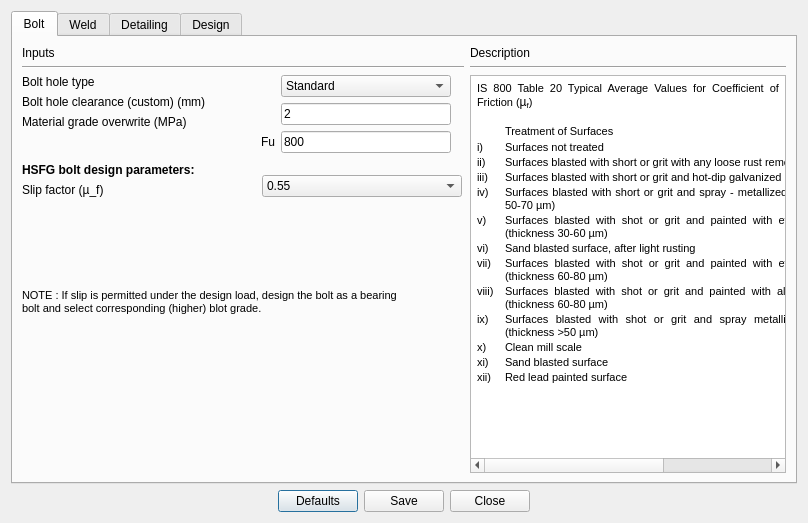
This is Connections/Shear/SeatedAngle/ui_design_preferences.ui in GreatDevelopers/osdag-core as Qt 5 draws it before an edit. The edited form follows.
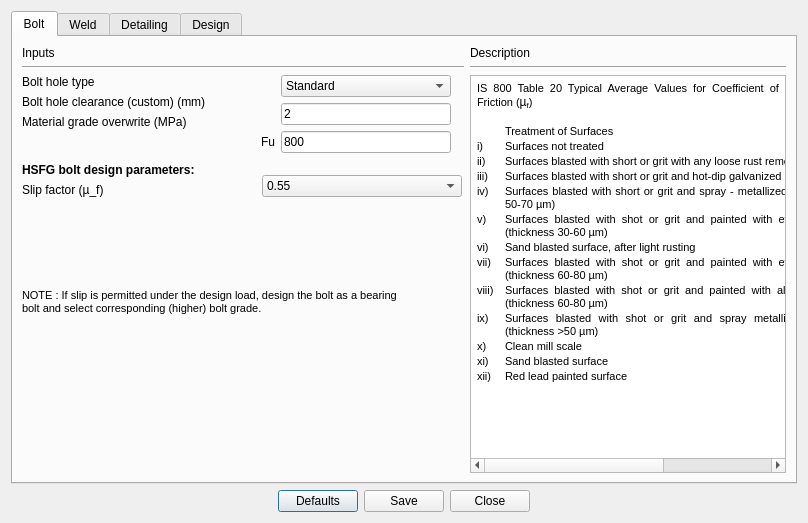
This is the edited form.

The edit to the form file:
```diff
--- a/Connections/Shear/SeatedAngle/ui_design_preferences.ui
+++ b/Connections/Shear/SeatedAngle/ui_design_preferences.ui
@@ -344,104 +344,104 @@
             <string>&lt;!DOCTYPE HTML PUBLIC &quot;-//W3C//DTD HTML 4.0//EN&quot; &quot;http://www.w3.org/TR/REC-html40/strict.dtd&quot;&gt;
 &lt;html&gt;&lt;head&gt;&lt;meta name=&quot;qrichtext&quot; content=&quot;1&quot; /&gt;&lt;style type=&quot;text/css&quot;&gt;
 p, li { white-space: pre-wrap; }
-&lt;/style&gt;&lt;/head&gt;&lt;body style=&quot; font-family:'Sans Serif'; font-size:9pt; font-weight:400; font-style:normal;&quot;&gt;
+&lt;/style&gt;&lt;/head&gt;&lt;body style=&quot; font-family:'MS Shell Dlg 2'; font-size:7.8pt; font-weight:400; font-style:normal;&quot;&gt;
 &lt;table border=&quot;0&quot; style=&quot; margin-top:0px; margin-bottom:0px; margin-left:0px; margin-right:0px;&quot; cellspacing=&quot;2&quot; cellpadding=&quot;0&quot;&gt;
 &lt;tr&gt;
 &lt;td colspan=&quot;3&quot;&gt;
-&lt;p align=&quot;justify&quot; style=&quot; margin-top:12px; margin-bottom:12px; margin-left:0px; margin-right:0px; -qt-block-indent:0; text-indent:0px;&quot;&gt;&lt;span style=&quot; font-family:'MS Shell Dlg 2'; font-size:8pt;&quot;&gt;IS 800 Table 20 Typical Average Values for Coefficient of Friction (&lt;/span&gt;&lt;span style=&quot; font-family:'Calibri,sans-serif';&quot;&gt;µ&lt;/span&gt;&lt;span style=&quot; font-family:'Calibri,sans-serif'; vertical-align:sub;&quot;&gt;f&lt;/span&gt;&lt;span style=&quot; font-family:'MS Shell Dlg 2'; font-size:8pt;&quot;&gt;)&lt;/span&gt;&lt;/p&gt;&lt;/td&gt;&lt;/tr&gt;&lt;/table&gt;
-&lt;p align=&quot;justify&quot; style=&quot;-qt-paragraph-type:empty; margin-top:12px; margin-bottom:12px; margin-left:0px; margin-right:0px; -qt-block-indent:0; text-indent:0px; font-family:'MS Shell Dlg 2'; font-size:8pt;&quot;&gt;&lt;br /&gt;&lt;/p&gt;
+&lt;p align=&quot;justify&quot; style=&quot; margin-top:12px; margin-bottom:12px; margin-left:0px; margin-right:0px; -qt-block-indent:0; text-indent:0px;&quot;&gt;&lt;span style=&quot; font-size:8pt;&quot;&gt;IS 800 Table 20 Typical Average Values for Coefficient of Friction (&lt;/span&gt;&lt;span style=&quot; font-family:'Calibri,sans-serif'; font-size:9pt;&quot;&gt;µ&lt;/span&gt;&lt;span style=&quot; font-family:'Calibri,sans-serif'; font-size:9pt; vertical-align:sub;&quot;&gt;f&lt;/span&gt;&lt;span style=&quot; font-size:8pt;&quot;&gt;)&lt;/span&gt;&lt;/p&gt;&lt;/td&gt;&lt;/tr&gt;&lt;/table&gt;
+&lt;p align=&quot;justify&quot; style=&quot;-qt-paragraph-type:empty; margin-top:12px; margin-bottom:12px; margin-left:0px; margin-right:0px; -qt-block-indent:0; text-indent:0px; font-size:8pt;&quot;&gt;&lt;br /&gt;&lt;/p&gt;
 &lt;table border=&quot;0&quot; style=&quot; margin-top:0px; margin-bottom:0px; margin-left:0px; margin-right:0px;&quot; cellspacing=&quot;2&quot; cellpadding=&quot;0&quot;&gt;
 &lt;tr&gt;
 &lt;td width=&quot;26&quot;&gt;&lt;/td&gt;
 &lt;td width=&quot;383&quot;&gt;
-&lt;p align=&quot;justify&quot; style=&quot; margin-top:12px; margin-bottom:12px; margin-left:0px; margin-right:0px; -qt-block-indent:0; text-indent:0px;&quot;&gt;&lt;span style=&quot; font-family:'MS Shell Dlg 2'; font-size:8pt;&quot;&gt;Treatment of Surfaces&lt;/span&gt;&lt;/p&gt;&lt;/td&gt;
+&lt;p align=&quot;justify&quot; style=&quot; margin-top:12px; margin-bottom:12px; margin-left:0px; margin-right:0px; -qt-block-indent:0; text-indent:0px;&quot;&gt;&lt;span style=&quot; font-size:8pt;&quot;&gt;Treatment of Surfaces&lt;/span&gt;&lt;/p&gt;&lt;/td&gt;
 &lt;td width=&quot;78&quot;&gt;
-&lt;p align=&quot;justify&quot; style=&quot; margin-top:12px; margin-bottom:12px; margin-left:0px; margin-right:0px; -qt-block-indent:0; text-indent:0px;&quot;&gt;&lt;span style=&quot; font-family:'MS Shell Dlg 2'; font-size:8pt;&quot;&gt;  µ_f&lt;/span&gt;&lt;/p&gt;&lt;/td&gt;&lt;/tr&gt;
+&lt;p align=&quot;justify&quot; style=&quot; margin-top:12px; margin-bottom:12px; margin-left:0px; margin-right:0px; -qt-block-indent:0; text-indent:0px;&quot;&gt;&lt;span style=&quot; font-size:8pt;&quot;&gt;  µ_f&lt;/span&gt;&lt;/p&gt;&lt;/td&gt;&lt;/tr&gt;
 &lt;tr&gt;
 &lt;td&gt;
-&lt;p align=&quot;justify&quot; style=&quot; margin-top:12px; margin-bottom:12px; margin-left:0px; margin-right:0px; -qt-block-indent:0; text-indent:0px;&quot;&gt;&lt;span style=&quot; font-family:'MS Shell Dlg 2'; font-size:8pt;&quot;&gt;i)&lt;/span&gt;&lt;/p&gt;&lt;/td&gt;
+&lt;p align=&quot;justify&quot; style=&quot; margin-top:12px; margin-bottom:12px; margin-left:0px; margin-right:0px; -qt-block-indent:0; text-indent:0px;&quot;&gt;&lt;span style=&quot; font-size:8pt;&quot;&gt;i)&lt;/span&gt;&lt;/p&gt;&lt;/td&gt;
 &lt;td&gt;
-&lt;p align=&quot;justify&quot; style=&quot; margin-top:12px; margin-bottom:12px; margin-left:0px; margin-right:0px; -qt-block-indent:0; text-indent:0px;&quot;&gt;&lt;span style=&quot; font-family:'MS Shell Dlg 2'; font-size:8pt;&quot;&gt;Surfaces not treated&lt;/span&gt;&lt;/p&gt;&lt;/td&gt;
+&lt;p align=&quot;justify&quot; style=&quot; margin-top:12px; margin-bottom:12px; margin-left:0px; margin-right:0px; -qt-block-indent:0; text-indent:0px;&quot;&gt;&lt;span style=&quot; font-size:8pt;&quot;&gt;Surfaces not treated&lt;/span&gt;&lt;/p&gt;&lt;/td&gt;
 &lt;td&gt;
-&lt;p align=&quot;justify&quot; style=&quot; margin-top:12px; margin-bottom:12px; margin-left:0px; margin-right:0px; -qt-block-indent:0; text-indent:0px;&quot;&gt;&lt;span style=&quot; font-family:'MS Shell Dlg 2'; font-size:8pt;&quot;&gt;  0.2&lt;/span&gt;&lt;/p&gt;&lt;/td&gt;&lt;/tr&gt;
+&lt;p align=&quot;justify&quot; style=&quot; margin-top:12px; margin-bottom:12px; margin-left:0px; margin-right:0px; -qt-block-indent:0; text-indent:0px;&quot;&gt;&lt;span style=&quot; font-size:8pt;&quot;&gt;  0.2&lt;/span&gt;&lt;/p&gt;&lt;/td&gt;&lt;/tr&gt;
 &lt;tr&gt;
 &lt;td&gt;
-&lt;p align=&quot;justify&quot; style=&quot; margin-top:12px; margin-bottom:12px; margin-left:0px; margin-right:0px; -qt-block-indent:0; text-indent:0px;&quot;&gt;&lt;span style=&quot; font-family:'MS Shell Dlg 2'; font-size:8pt;&quot;&gt;ii)&lt;/span&gt;&lt;/p&gt;&lt;/td&gt;
+&lt;p align=&quot;justify&quot; style=&quot; margin-top:12px; margin-bottom:12px; margin-left:0px; margin-right:0px; -qt-block-indent:0; text-indent:0px;&quot;&gt;&lt;span style=&quot; font-size:8pt;&quot;&gt;ii)&lt;/span&gt;&lt;/p&gt;&lt;/td&gt;
 &lt;td&gt;
-&lt;p align=&quot;justify&quot; style=&quot; margin-top:12px; margin-bottom:12px; margin-left:0px; margin-right:0px; -qt-block-indent:0; text-indent:0px;&quot;&gt;&lt;span style=&quot; font-family:'MS Shell Dlg 2'; font-size:8pt;&quot;&gt;Surfaces blasted with short or grit with any loose rust removed, no pitting&lt;/span&gt;&lt;/p&gt;&lt;/td&gt;
+&lt;p align=&quot;justify&quot; style=&quot; margin-top:12px; margin-bottom:12px; margin-left:0px; margin-right:0px; -qt-block-indent:0; text-indent:0px;&quot;&gt;&lt;span style=&quot; font-size:8pt;&quot;&gt;Surfaces blasted with short or grit with any loose rust removed, no pitting&lt;/span&gt;&lt;/p&gt;&lt;/td&gt;
 &lt;td&gt;
-&lt;p align=&quot;justify&quot; style=&quot; margin-top:12px; margin-bottom:12px; margin-left:0px; margin-right:0px; -qt-block-indent:0; text-indent:0px;&quot;&gt;&lt;span style=&quot; font-family:'MS Shell Dlg 2'; font-size:8pt;&quot;&gt;  0.5&lt;/span&gt;&lt;/p&gt;&lt;/td&gt;&lt;/tr&gt;
+&lt;p align=&quot;justify&quot; style=&quot; margin-top:12px; margin-bottom:12px; margin-left:0px; margin-right:0px; -qt-block-indent:0; text-indent:0px;&quot;&gt;&lt;span style=&quot; font-size:8pt;&quot;&gt;  0.5&lt;/span&gt;&lt;/p&gt;&lt;/td&gt;&lt;/tr&gt;
 &lt;tr&gt;
 &lt;td&gt;
-&lt;p align=&quot;justify&quot; style=&quot; margin-top:12px; margin-bottom:12px; margin-left:0px; margin-right:0px; -qt-block-indent:0; text-indent:0px;&quot;&gt;&lt;span style=&quot; font-family:'MS Shell Dlg 2'; font-size:8pt;&quot;&gt;iii)&lt;/span&gt;&lt;/p&gt;&lt;/td&gt;
+&lt;p align=&quot;justify&quot; style=&quot; margin-top:12px; margin-bottom:12px; margin-left:0px; margin-right:0px; -qt-block-indent:0; text-indent:0px;&quot;&gt;&lt;span style=&quot; font-size:8pt;&quot;&gt;iii)&lt;/span&gt;&lt;/p&gt;&lt;/td&gt;
 &lt;td&gt;
-&lt;p align=&quot;justify&quot; style=&quot; margin-top:12px; margin-bottom:12px; margin-left:0px; margin-right:0px; -qt-block-indent:0; text-indent:0px;&quot;&gt;&lt;span style=&quot; font-family:'MS Shell Dlg 2'; font-size:8pt;&quot;&gt;Surfaces blasted with short or grit and hot-dip galvanized&lt;/span&gt;&lt;/p&gt;&lt;/td&gt;
+&lt;p align=&quot;justify&quot; style=&quot; margin-top:12px; margin-bottom:12px; margin-left:0px; margin-right:0px; -qt-block-indent:0; text-indent:0px;&quot;&gt;&lt;span style=&quot; font-size:8pt;&quot;&gt;Surfaces blasted with short or grit and hot-dip galvanized&lt;/span&gt;&lt;/p&gt;&lt;/td&gt;
 &lt;td&gt;
-&lt;p align=&quot;justify&quot; style=&quot; margin-top:12px; margin-bottom:12px; margin-left:0px; margin-right:0px; -qt-block-indent:0; text-indent:0px;&quot;&gt;&lt;span style=&quot; font-family:'MS Shell Dlg 2'; font-size:8pt;&quot;&gt;  0.1&lt;/span&gt;&lt;/p&gt;&lt;/td&gt;&lt;/tr&gt;
+&lt;p align=&quot;justify&quot; style=&quot; margin-top:12px; margin-bottom:12px; margin-left:0px; margin-right:0px; -qt-block-indent:0; text-indent:0px;&quot;&gt;&lt;span style=&quot; font-size:8pt;&quot;&gt;  0.1&lt;/span&gt;&lt;/p&gt;&lt;/td&gt;&lt;/tr&gt;
 &lt;tr&gt;
 &lt;td&gt;
-&lt;p align=&quot;justify&quot; style=&quot; margin-top:12px; margin-bottom:12px; margin-left:0px; margin-right:0px; -qt-block-indent:0; text-indent:0px;&quot;&gt;&lt;span style=&quot; font-family:'MS Shell Dlg 2'; font-size:8pt;&quot;&gt;iv)&lt;/span&gt;&lt;/p&gt;&lt;/td&gt;
+&lt;p align=&quot;justify&quot; style=&quot; margin-top:12px; margin-bottom:12px; margin-left:0px; margin-right:0px; -qt-block-indent:0; text-indent:0px;&quot;&gt;&lt;span style=&quot; font-size:8pt;&quot;&gt;iv)&lt;/span&gt;&lt;/p&gt;&lt;/td&gt;
 &lt;td&gt;
-&lt;p align=&quot;justify&quot; style=&quot; margin-top:12px; margin-bottom:12px; margin-left:0px; margin-right:0px; -qt-block-indent:0; text-indent:0px;&quot;&gt;&lt;span style=&quot; font-family:'MS Shell Dlg 2'; font-size:8pt;&quot;&gt;Surfaces blasted with short or grit and spray - metallized with zinc (thickness 50-70 µm)&lt;/span&gt;&lt;/p&gt;&lt;/td&gt;
+&lt;p align=&quot;justify&quot; style=&quot; margin-top:12px; margin-bottom:12px; margin-left:0px; margin-right:0px; -qt-block-indent:0; text-indent:0px;&quot;&gt;&lt;span style=&quot; font-size:8pt;&quot;&gt;Surfaces blasted with short or grit and spray - metallized with zinc (thickness 50-70 µm)&lt;/span&gt;&lt;/p&gt;&lt;/td&gt;
 &lt;td&gt;
-&lt;p align=&quot;justify&quot; style=&quot; margin-top:12px; margin-bottom:12px; margin-left:0px; margin-right:0px; -qt-block-indent:0; text-indent:0px;&quot;&gt;&lt;span style=&quot; font-family:'MS Shell Dlg 2'; font-size:8pt;&quot;&gt;  0.25&lt;/span&gt;&lt;/p&gt;&lt;/td&gt;&lt;/tr&gt;
+&lt;p align=&quot;justify&quot; style=&quot; margin-top:12px; margin-bottom:12px; margin-left:0px; margin-right:0px; -qt-block-indent:0; text-indent:0px;&quot;&gt;&lt;span style=&quot; font-size:8pt;&quot;&gt;  0.25&lt;/span&gt;&lt;/p&gt;&lt;/td&gt;&lt;/tr&gt;
 &lt;tr&gt;
 &lt;td&gt;
-&lt;p align=&quot;justify&quot; style=&quot; margin-top:12px; margin-bottom:12px; margin-left:0px; margin-right:0px; -qt-block-indent:0; text-indent:0px;&quot;&gt;&lt;span style=&quot; font-family:'MS Shell Dlg 2'; font-size:8pt;&quot;&gt;v)&lt;/span&gt;&lt;/p&gt;&lt;/td&gt;
+&lt;p align=&quot;justify&quot; style=&quot; margin-top:12px; margin-bottom:12px; margin-left:0px; margin-right:0px; -qt-block-indent:0; text-indent:0px;&quot;&gt;&lt;span style=&quot; font-size:8pt;&quot;&gt;v)&lt;/span&gt;&lt;/p&gt;&lt;/td&gt;
 &lt;td&gt;
-&lt;p align=&quot;justify&quot; style=&quot; margin-top:12px; margin-bottom:12px; margin-left:0px; margin-right:0px; -qt-block-indent:0; text-indent:0px;&quot;&gt;&lt;span style=&quot; font-family:'MS Shell Dlg 2'; font-size:8pt;&quot;&gt;Surfaces blasted with shot or grit and painted with ethylzinc silicate coat (thickness 30-60 µm)&lt;/span&gt;&lt;/p&gt;&lt;/td&gt;
+&lt;p align=&quot;justify&quot; style=&quot; margin-top:12px; margin-bottom:12px; margin-left:0px; margin-right:0px; -qt-block-indent:0; text-indent:0px;&quot;&gt;&lt;span style=&quot; font-size:8pt;&quot;&gt;Surfaces blasted with shot or grit and painted with ethylzinc silicate coat (thickness 30-60 µm)&lt;/span&gt;&lt;/p&gt;&lt;/td&gt;
 &lt;td&gt;
-&lt;p align=&quot;justify&quot; style=&quot; margin-top:12px; margin-bottom:12px; margin-left:0px; margin-right:0px; -qt-block-indent:0; text-indent:0px;&quot;&gt;&lt;span style=&quot; font-family:'MS Shell Dlg 2'; font-size:8pt;&quot;&gt;  0.3&lt;/span&gt;&lt;/p&gt;&lt;/td&gt;&lt;/tr&gt;
+&lt;p align=&quot;justify&quot; style=&quot; margin-top:12px; margin-bottom:12px; margin-left:0px; margin-right:0px; -qt-block-indent:0; text-indent:0px;&quot;&gt;&lt;span style=&quot; font-size:8pt;&quot;&gt;  0.3&lt;/span&gt;&lt;/p&gt;&lt;/td&gt;&lt;/tr&gt;
 &lt;tr&gt;
 &lt;td&gt;
-&lt;p align=&quot;justify&quot; style=&quot; margin-top:12px; margin-bottom:12px; margin-left:0px; margin-right:0px; -qt-block-indent:0; text-indent:0px;&quot;&gt;&lt;span style=&quot; font-family:'MS Shell Dlg 2'; font-size:8pt;&quot;&gt;vi)&lt;/span&gt;&lt;/p&gt;&lt;/td&gt;
+&lt;p align=&quot;justify&quot; style=&quot; margin-top:12px; margin-bottom:12px; margin-left:0px; margin-right:0px; -qt-block-indent:0; text-indent:0px;&quot;&gt;&lt;span style=&quot; font-size:8pt;&quot;&gt;vi)&lt;/span&gt;&lt;/p&gt;&lt;/td&gt;
 &lt;td&gt;
-&lt;p align=&quot;justify&quot; style=&quot; margin-top:12px; margin-bottom:12px; margin-left:0px; margin-right:0px; -qt-block-indent:0; text-indent:0px;&quot;&gt;&lt;span style=&quot; font-family:'MS Shell Dlg 2'; font-size:8pt;&quot;&gt;Sand blasted surface, after light rusting&lt;/span&gt;&lt;/p&gt;&lt;/td&gt;
+&lt;p align=&quot;justify&quot; style=&quot; margin-top:12px; margin-bottom:12px; margin-left:0px; margin-right:0px; -qt-block-indent:0; text-indent:0px;&quot;&gt;&lt;span style=&quot; font-size:8pt;&quot;&gt;Sand blasted surface, after light rusting&lt;/span&gt;&lt;/p&gt;&lt;/td&gt;
 &lt;td&gt;
-&lt;p align=&quot;justify&quot; style=&quot; margin-top:12px; margin-bottom:12px; margin-left:0px; margin-right:0px; -qt-block-indent:0; text-indent:0px;&quot;&gt;&lt;span style=&quot; font-family:'MS Shell Dlg 2'; font-size:8pt;&quot;&gt;  0.52&lt;/span&gt;&lt;/p&gt;&lt;/td&gt;&lt;/tr&gt;
+&lt;p align=&quot;justify&quot; style=&quot; margin-top:12px; margin-bottom:12px; margin-left:0px; margin-right:0px; -qt-block-indent:0; text-indent:0px;&quot;&gt;&lt;span style=&quot; font-size:8pt;&quot;&gt;  0.52&lt;/span&gt;&lt;/p&gt;&lt;/td&gt;&lt;/tr&gt;
 &lt;tr&gt;
 &lt;td&gt;
-&lt;p align=&quot;justify&quot; style=&quot; margin-top:12px; margin-bottom:12px; margin-left:0px; margin-right:0px; -qt-block-indent:0; text-indent:0px;&quot;&gt;&lt;span style=&quot; font-family:'MS Shell Dlg 2'; font-size:8pt;&quot;&gt;vii)&lt;/span&gt;&lt;/p&gt;&lt;/td&gt;
+&lt;p align=&quot;justify&quot; style=&quot; margin-top:12px; margin-bottom:12px; margin-left:0px; margin-right:0px; -qt-block-indent:0; text-indent:0px;&quot;&gt;&lt;span style=&quot; font-size:8pt;&quot;&gt;vii)&lt;/span&gt;&lt;/p&gt;&lt;/td&gt;
 &lt;td&gt;
-&lt;p align=&quot;justify&quot; style=&quot; margin-top:12px; margin-bottom:12px; margin-left:0px; margin-right:0px; -qt-block-indent:0; text-indent:0px;&quot;&gt;&lt;span style=&quot; font-family:'MS Shell Dlg 2'; font-size:8pt;&quot;&gt;Surfaces blasted with shot or grit and painted with ethylzinc silicate coat (thickness 60-80 µm)&lt;/span&gt;&lt;/p&gt;&lt;/td&gt;
+&lt;p align=&quot;justify&quot; style=&quot; margin-top:12px; margin-bottom:12px; margin-left:0px; margin-right:0px; -qt-block-indent:0; text-indent:0px;&quot;&gt;&lt;span style=&quot; font-size:8pt;&quot;&gt;Surfaces blasted with shot or grit and painted with ethylzinc silicate coat (thickness 60-80 µm)&lt;/span&gt;&lt;/p&gt;&lt;/td&gt;
 &lt;td&gt;
-&lt;p align=&quot;justify&quot; style=&quot; margin-top:12px; margin-bottom:12px; margin-left:0px; margin-right:0px; -qt-block-indent:0; text-indent:0px;&quot;&gt;&lt;span style=&quot; font-family:'MS Shell Dlg 2'; font-size:8pt;&quot;&gt;  0.3&lt;/span&gt;&lt;/p&gt;&lt;/td&gt;&lt;/tr&gt;
+&lt;p align=&quot;justify&quot; style=&quot; margin-top:12px; margin-bottom:12px; margin-left:0px; margin-right:0px; -qt-block-indent:0; text-indent:0px;&quot;&gt;&lt;span style=&quot; font-size:8pt;&quot;&gt;  0.3&lt;/span&gt;&lt;/p&gt;&lt;/td&gt;&lt;/tr&gt;
 &lt;tr&gt;
 &lt;td&gt;
-&lt;p align=&quot;justify&quot; style=&quot; margin-top:12px; margin-bottom:12px; margin-left:0px; margin-right:0px; -qt-block-indent:0; text-indent:0px;&quot;&gt;&lt;span style=&quot; font-family:'MS Shell Dlg 2'; font-size:8pt;&quot;&gt;viii)&lt;/span&gt;&lt;/p&gt;&lt;/td&gt;
+&lt;p align=&quot;justify&quot; style=&quot; margin-top:12px; margin-bottom:12px; margin-left:0px; margin-right:0px; -qt-block-indent:0; text-indent:0px;&quot;&gt;&lt;span style=&quot; font-size:8pt;&quot;&gt;viii)&lt;/span&gt;&lt;/p&gt;&lt;/td&gt;
 &lt;td&gt;
-&lt;p align=&quot;justify&quot; style=&quot; margin-top:12px; margin-bottom:12px; margin-left:0px; margin-right:0px; -qt-block-indent:0; text-indent:0px;&quot;&gt;&lt;span style=&quot; font-family:'MS Shell Dlg 2'; font-size:8pt;&quot;&gt;Surfaces blasted with shot or grit and painted with alcalizinc silicate coat (thickness 60-80 µm)&lt;/span&gt;&lt;/p&gt;&lt;/td&gt;
+&lt;p align=&quot;justify&quot; style=&quot; margin-top:12px; margin-bottom:12px; margin-left:0px; margin-right:0px; -qt-block-indent:0; text-indent:0px;&quot;&gt;&lt;span style=&quot; font-size:8pt;&quot;&gt;Surfaces blasted with shot or grit and painted with alcalizinc silicate coat (thickness 60-80 µm)&lt;/span&gt;&lt;/p&gt;&lt;/td&gt;
 &lt;td&gt;
-&lt;p align=&quot;justify&quot; style=&quot; margin-top:12px; margin-bottom:12px; margin-left:0px; margin-right:0px; -qt-block-indent:0; text-indent:0px;&quot;&gt;&lt;span style=&quot; font-family:'MS Shell Dlg 2'; font-size:8pt;&quot;&gt;  0.3&lt;/span&gt;&lt;/p&gt;&lt;/td&gt;&lt;/tr&gt;
+&lt;p align=&quot;justify&quot; style=&quot; margin-top:12px; margin-bottom:12px; margin-left:0px; margin-right:0px; -qt-block-indent:0; text-indent:0px;&quot;&gt;&lt;span style=&quot; font-size:8pt;&quot;&gt;  0.3&lt;/span&gt;&lt;/p&gt;&lt;/td&gt;&lt;/tr&gt;
 &lt;tr&gt;
 &lt;td&gt;
-&lt;p align=&quot;justify&quot; style=&quot; margin-top:12px; margin-bottom:12px; margin-left:0px; margin-right:0px; -qt-block-indent:0; text-indent:0px;&quot;&gt;&lt;span style=&quot; font-family:'MS Shell Dlg 2'; font-size:8pt;&quot;&gt;ix)&lt;/span&gt;&lt;/p&gt;&lt;/td&gt;
+&lt;p align=&quot;justify&quot; style=&quot; margin-top:12px; margin-bottom:12px; margin-left:0px; margin-right:0px; -qt-block-indent:0; text-indent:0px;&quot;&gt;&lt;span style=&quot; font-size:8pt;&quot;&gt;ix)&lt;/span&gt;&lt;/p&gt;&lt;/td&gt;
 &lt;td&gt;
-&lt;p align=&quot;justify&quot; style=&quot; margin-top:12px; margin-bottom:12px; margin-left:0px; margin-right:0px; -qt-block-indent:0; text-indent:0px;&quot;&gt;&lt;span style=&quot; font-family:'MS Shell Dlg 2'; font-size:8pt;&quot;&gt;Surfaces blasted with shot or grit and spray metallized with aluminium (thickness &amp;gt;50 µm)&lt;/span&gt;&lt;/p&gt;&lt;/td&gt;
+&lt;p align=&quot;justify&quot; style=&quot; margin-top:12px; margin-bottom:12px; margin-left:0px; margin-right:0px; -qt-block-indent:0; text-indent:0px;&quot;&gt;&lt;span style=&quot; font-size:8pt;&quot;&gt;Surfaces blasted with shot or grit and spray metallized with aluminium (thickness &amp;gt;50 µm)&lt;/span&gt;&lt;/p&gt;&lt;/td&gt;
 &lt;td&gt;
-&lt;p align=&quot;justify&quot; style=&quot; margin-top:12px; margin-bottom:12px; margin-left:0px; margin-right:0px; -qt-block-indent:0; text-indent:0px;&quot;&gt;&lt;span style=&quot; font-family:'MS Shell Dlg 2'; font-size:8pt;&quot;&gt;  0.5&lt;/span&gt;&lt;/p&gt;&lt;/td&gt;&lt;/tr&gt;
+&lt;p align=&quot;justify&quot; style=&quot; margin-top:12px; margin-bottom:12px; margin-left:0px; margin-right:0px; -qt-block-indent:0; text-indent:0px;&quot;&gt;&lt;span style=&quot; font-size:8pt;&quot;&gt;  0.5&lt;/span&gt;&lt;/p&gt;&lt;/td&gt;&lt;/tr&gt;
 &lt;tr&gt;
 &lt;td&gt;
-&lt;p align=&quot;justify&quot; style=&quot; margin-top:12px; margin-bottom:12px; margin-left:0px; margin-right:0px; -qt-block-indent:0; text-indent:0px;&quot;&gt;&lt;span style=&quot; font-family:'MS Shell Dlg 2'; font-size:8pt;&quot;&gt;x)&lt;/span&gt;&lt;/p&gt;&lt;/td&gt;
+&lt;p align=&quot;justify&quot; style=&quot; margin-top:12px; margin-bottom:12px; margin-left:0px; margin-right:0px; -qt-block-indent:0; text-indent:0px;&quot;&gt;&lt;span style=&quot; font-size:8pt;&quot;&gt;x)&lt;/span&gt;&lt;/p&gt;&lt;/td&gt;
 &lt;td&gt;
-&lt;p align=&quot;justify&quot; style=&quot; margin-top:12px; margin-bottom:12px; margin-left:0px; margin-right:0px; -qt-block-indent:0; text-indent:0px;&quot;&gt;&lt;span style=&quot; font-family:'MS Shell Dlg 2'; font-size:8pt;&quot;&gt;Clean mill scale&lt;/span&gt;&lt;/p&gt;&lt;/td&gt;
+&lt;p align=&quot;justify&quot; style=&quot; margin-top:12px; margin-bottom:12px; margin-left:0px; margin-right:0px; -qt-block-indent:0; text-indent:0px;&quot;&gt;&lt;span style=&quot; font-size:8pt;&quot;&gt;Clean mill scale&lt;/span&gt;&lt;/p&gt;&lt;/td&gt;
 &lt;td&gt;
-&lt;p align=&quot;justify&quot; style=&quot; margin-top:12px; margin-bottom:12px; margin-left:0px; margin-right:0px; -qt-block-indent:0; text-indent:0px;&quot;&gt;&lt;span style=&quot; font-family:'MS Shell Dlg 2'; font-size:8pt;&quot;&gt;  0.33&lt;/span&gt;&lt;/p&gt;&lt;/td&gt;&lt;/tr&gt;
+&lt;p align=&quot;justify&quot; style=&quot; margin-top:12px; margin-bottom:12px; margin-left:0px; margin-right:0px; -qt-block-indent:0; text-indent:0px;&quot;&gt;&lt;span style=&quot; font-size:8pt;&quot;&gt;  0.33&lt;/span&gt;&lt;/p&gt;&lt;/td&gt;&lt;/tr&gt;
 &lt;tr&gt;
 &lt;td&gt;
-&lt;p align=&quot;justify&quot; style=&quot; margin-top:12px; margin-bottom:12px; margin-left:0px; margin-right:0px; -qt-block-indent:0; text-indent:0px;&quot;&gt;&lt;span style=&quot; font-family:'MS Shell Dlg 2'; font-size:8pt;&quot;&gt;xi)&lt;/span&gt;&lt;/p&gt;&lt;/td&gt;
+&lt;p align=&quot;justify&quot; style=&quot; margin-top:12px; margin-bottom:12px; margin-left:0px; margin-right:0px; -qt-block-indent:0; text-indent:0px;&quot;&gt;&lt;span style=&quot; font-size:8pt;&quot;&gt;xi)&lt;/span&gt;&lt;/p&gt;&lt;/td&gt;
 &lt;td&gt;
-&lt;p align=&quot;justify&quot; style=&quot; margin-top:12px; margin-bottom:12px; margin-left:0px; margin-right:0px; -qt-block-indent:0; text-indent:0px;&quot;&gt;&lt;span style=&quot; font-family:'MS Shell Dlg 2'; font-size:8pt;&quot;&gt;Sand blasted surface&lt;/span&gt;&lt;/p&gt;&lt;/td&gt;
+&lt;p align=&quot;justify&quot; style=&quot; margin-top:12px; margin-bottom:12px; margin-left:0px; margin-right:0px; -qt-block-indent:0; text-indent:0px;&quot;&gt;&lt;span style=&quot; font-size:8pt;&quot;&gt;Sand blasted surface&lt;/span&gt;&lt;/p&gt;&lt;/td&gt;
 &lt;td&gt;
-&lt;p align=&quot;justify&quot; style=&quot; margin-top:12px; margin-bottom:12px; margin-left:0px; margin-right:0px; -qt-block-indent:0; text-indent:0px;&quot;&gt;&lt;span style=&quot; font-family:'MS Shell Dlg 2'; font-size:8pt;&quot;&gt;  0.48&lt;/span&gt;&lt;/p&gt;&lt;/td&gt;&lt;/tr&gt;
+&lt;p align=&quot;justify&quot; style=&quot; margin-top:12px; margin-bottom:12px; margin-left:0px; margin-right:0px; -qt-block-indent:0; text-indent:0px;&quot;&gt;&lt;span style=&quot; font-size:8pt;&quot;&gt;  0.48&lt;/span&gt;&lt;/p&gt;&lt;/td&gt;&lt;/tr&gt;
 &lt;tr&gt;
 &lt;td&gt;
-&lt;p align=&quot;justify&quot; style=&quot; margin-top:12px; margin-bottom:12px; margin-left:0px; margin-right:0px; -qt-block-indent:0; text-indent:0px;&quot;&gt;&lt;span style=&quot; font-family:'MS Shell Dlg 2'; font-size:8pt;&quot;&gt;xii)&lt;/span&gt;&lt;/p&gt;&lt;/td&gt;
+&lt;p align=&quot;justify&quot; style=&quot; margin-top:12px; margin-bottom:12px; margin-left:0px; margin-right:0px; -qt-block-indent:0; text-indent:0px;&quot;&gt;&lt;span style=&quot; font-size:8pt;&quot;&gt;xii)&lt;/span&gt;&lt;/p&gt;&lt;/td&gt;
 &lt;td&gt;
-&lt;p align=&quot;justify&quot; style=&quot; margin-top:12px; margin-bottom:12px; margin-left:0px; margin-right:0px; -qt-block-indent:0; text-indent:0px;&quot;&gt;&lt;span style=&quot; font-family:'MS Shell Dlg 2'; font-size:8pt;&quot;&gt;Red lead painted surface&lt;/span&gt;&lt;/p&gt;&lt;/td&gt;
+&lt;p align=&quot;justify&quot; style=&quot; margin-top:12px; margin-bottom:12px; margin-left:0px; margin-right:0px; -qt-block-indent:0; text-indent:0px;&quot;&gt;&lt;span style=&quot; font-size:8pt;&quot;&gt;Red lead painted surface&lt;/span&gt;&lt;/p&gt;&lt;/td&gt;
 &lt;td&gt;
-&lt;p align=&quot;justify&quot; style=&quot; margin-top:12px; margin-bottom:12px; margin-left:0px; margin-right:0px; -qt-block-indent:0; text-indent:0px;&quot;&gt;&lt;span style=&quot; font-family:'MS Shell Dlg 2'; font-size:8pt;&quot;&gt;  0.1&lt;/span&gt;&lt;/p&gt;
-&lt;p align=&quot;justify&quot; style=&quot;-qt-paragraph-type:empty; margin-top:12px; margin-bottom:12px; margin-left:0px; margin-right:0px; -qt-block-indent:0; text-indent:0px; font-family:'MS Shell Dlg 2'; font-size:8pt;&quot;&gt;&lt;br /&gt;&lt;/p&gt;&lt;/td&gt;&lt;/tr&gt;&lt;/table&gt;&lt;/body&gt;&lt;/html&gt;</string>
+&lt;p align=&quot;justify&quot; style=&quot; margin-top:12px; margin-bottom:12px; margin-left:0px; margin-right:0px; -qt-block-indent:0; text-indent:0px;&quot;&gt;&lt;span style=&quot; font-size:8pt;&quot;&gt;  0.1&lt;/span&gt;&lt;/p&gt;
+&lt;p align=&quot;justify&quot; style=&quot;-qt-paragraph-type:empty; margin-top:12px; margin-bottom:12px; margin-left:0px; margin-right:0px; -qt-block-indent:0; text-indent:0px; font-size:8pt;&quot;&gt;&lt;br /&gt;&lt;/p&gt;&lt;/td&gt;&lt;/tr&gt;&lt;/table&gt;&lt;/body&gt;&lt;/html&gt;</string>
            </property>
           </widget>
          </item>
@@ -472,7 +472,7 @@
          </property>
          <property name="text">
           <string>NOTE : If slip is permitted under the design load, design the bolt as a bearing
-bolt and select corresponding (higher) blot grade.</string>
+bolt and select corresponding (higher) bolt grade.</string>
          </property>
         </widget>
        </item>
```
Left out of the diff: 16 changed lines with no effect on the pictures.
